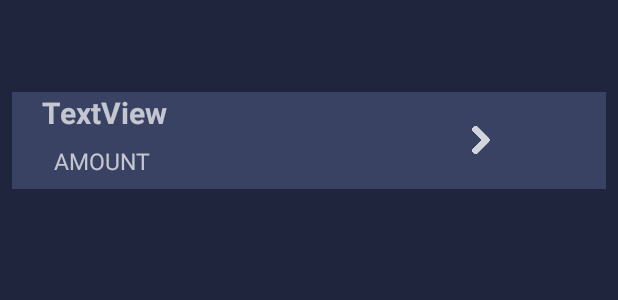
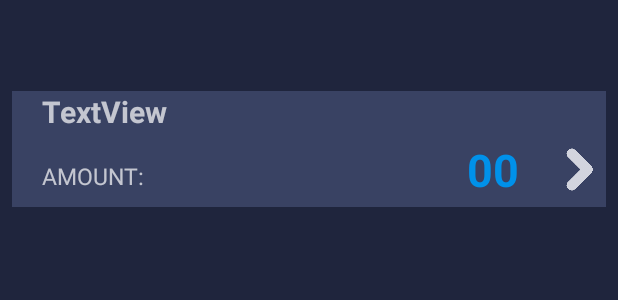
Before and after one commit to KornkamonS/Money, an Android app: the layout individual_my.xml on its own in the app's theme, with its tools: preview values and no code run, on a phone screen of 412 x 824 dp. Shown: the top 300 px of the screen. Run offline under Robolectric (Android 15) with nearby library versions, the phone set to English and light mode, and no system bars.

Commit message:
edit ui 1

```diff
--- a/app/src/main/java/tarikalovebird/money/MainActivity.java
+++ b/app/src/main/java/tarikalovebird/money/MainActivity.java
@@ -190,6 +190,7 @@ public class MainActivity extends AppCompatActivity
                         }
                     });
             alertDialog.show();
+            total.setText("0");
         }else  total.setText(String.format("%.2f", can));
         day.setText("เงินที่ควรเก็บในแต่ละวัน "+String.format("%.2f",target.getKeep())+" บาท");
 
--- a/app/src/main/java/tarikalovebird/money/Summary/IncomeDayFragment.java
+++ b/app/src/main/java/tarikalovebird/money/Summary/IncomeDayFragment.java
@@ -152,10 +152,10 @@ public class IncomeDayFragment extends Fragment {
             graph.getViewport().setMinY(min);
             graph.getViewport().setMinX(0);
             graph.getViewport().setMaxX(reportList.size());
-             /*graph.getViewport().setScrollable(true);
+            graph.getViewport().setScrollable(true);
             graph.getViewport().setScrollableY(true);
-            graph.getViewport().setScalable(true);
-            graph.getViewport().setScalableY(true);*/
+             graph.getViewport().setScalable(true);
+            graph.getViewport().setScalableY(true);
             series.setDrawValuesOnTop(true);
             series.setValuesOnTopSize(40);
             series.setValuesOnTopColor(getContext().getResources().getColor(R.color.text));
--- a/app/src/main/java/tarikalovebird/money/Summary/IncomeMonthFragment.java
+++ b/app/src/main/java/tarikalovebird/money/Summary/IncomeMonthFragment.java
@@ -149,10 +149,10 @@ public class IncomeMonthFragment extends Fragment implements SimpleDatePickerDia
             graph.getViewport().setMinY(min);
             graph.getViewport().setMinX(0);
             graph.getViewport().setMaxX(reportList.size());
-            /*graph.getViewport().setScrollable(true);
+            graph.getViewport().setScrollable(true);
             graph.getViewport().setScrollableY(true);
             graph.getViewport().setScalable(true);
-            graph.getViewport().setScalableY(true); */
+            graph.getViewport().setScalableY(true);
             series.setDrawValuesOnTop(true);
             series.setValuesOnTopSize(40);
             series.setValuesOnTopColor(getContext().getResources().getColor(R.color.text));
--- a/app/src/main/java/tarikalovebird/money/Summary/IncomeYearFragment.java
+++ b/app/src/main/java/tarikalovebird/money/Summary/IncomeYearFragment.java
@@ -175,10 +175,10 @@ public class IncomeYearFragment extends Fragment {
             graph.getViewport().setMinY(min);
             graph.getViewport().setMinX(0);
             graph.getViewport().setMaxX(reportList.size());
-            /*graph.getViewport().setScrollable(true);
+            graph.getViewport().setScrollable(true);
             graph.getViewport().setScrollableY(true);
             graph.getViewport().setScalable(true);
-            graph.getViewport().setScalableY(true);*/
+            graph.getViewport().setScalableY(true);
             series.setDrawValuesOnTop(true);
             series.setValuesOnTopSize(40);
             series.setValuesOnTopColor(getContext().getResources().getColor(R.color.text));
--- a/app/src/main/java/tarikalovebird/money/Summary/OutcomeDayFragment.java
+++ b/app/src/main/java/tarikalovebird/money/Summary/OutcomeDayFragment.java
@@ -157,10 +157,10 @@ public class OutcomeDayFragment extends Fragment {
             graph.getViewport().setMinY(min);
             graph.getViewport().setMinX(0);
             graph.getViewport().setMaxX(reportList.size());
-             /*graph.getViewport().setScrollable(true);
+            graph.getViewport().setScrollable(true);
             graph.getViewport().setScrollableY(true);
             graph.getViewport().setScalable(true);
-            graph.getViewport().setScalableY(true);*/
+            graph.getViewport().setScalableY(true);
             series.setDrawValuesOnTop(true);
             series.setValuesOnTopSize(40);
             series.setValuesOnTopColor(getContext().getResources().getColor(R.color.text));
--- a/app/src/main/java/tarikalovebird/money/Summary/OutcomeMonthFragment.java
+++ b/app/src/main/java/tarikalovebird/money/Summary/OutcomeMonthFragment.java
@@ -154,10 +154,10 @@ public class OutcomeMonthFragment extends Fragment
             graph.getViewport().setMinY(min);
             graph.getViewport().setMinX(0);
             graph.getViewport().setMaxX(reportList.size());
-            /*graph.getViewport().setScrollable(true);
+            graph.getViewport().setScrollable(true);
             graph.getViewport().setScrollableY(true);
             graph.getViewport().setScalable(true);
-            graph.getViewport().setScalableY(true); */
+            graph.getViewport().setScalableY(true);
             series.setDrawValuesOnTop(true);
             series.setValuesOnTopSize(40);
             series.setValuesOnTopColor(getContext().getResources().getColor(R.color.text));
--- a/app/src/main/java/tarikalovebird/money/Summary/OutcomeYearFragment.java
+++ b/app/src/main/java/tarikalovebird/money/Summary/OutcomeYearFragment.java
@@ -176,10 +176,10 @@ public class OutcomeYearFragment extends Fragment {
             graph.getViewport().setMinY(min);
             graph.getViewport().setMinX(0);
             graph.getViewport().setMaxX(reportList.size());
-           /* graph.getViewport().setScrollable(true);
+            graph.getViewport().setScrollable(true);
             graph.getViewport().setScrollableY(true);
             graph.getViewport().setScalable(true);
-            graph.getViewport().setScalableY(true);*/
+            graph.getViewport().setScalableY(true);
             series.setDrawValuesOnTop(true);
             series.setValuesOnTopSize(40);
             series.setValuesOnTopColor(getContext().getResources().getColor(R.color.text));
--- a/app/src/main/java/tarikalovebird/money/Summary/SummaryDayFragment.java
+++ b/app/src/main/java/tarikalovebird/money/Summary/SummaryDayFragment.java
@@ -155,10 +155,10 @@ public class SummaryDayFragment extends Fragment {
             graph.getViewport().setMaxY(max);
             graph.getViewport().setMinX(0);
             graph.getViewport().setMaxX(reportList.size());
-           /* graph.getViewport().setScrollable(true);
+            graph.getViewport().setScrollable(true);
             graph.getViewport().setScrollableY(true);
             graph.getViewport().setScalable(true);
-            graph.getViewport().setScalableY(true);*/
+            graph.getViewport().setScalableY(true);
             series.setDrawValuesOnTop(true);
             series.setValuesOnTopSize(40);
             series.setValuesOnTopColor(getContext().getResources().getColor(R.color.text));
--- a/app/src/main/java/tarikalovebird/money/Summary/SummaryMonthFragment.java
+++ b/app/src/main/java/tarikalovebird/money/Summary/SummaryMonthFragment.java
@@ -154,10 +154,10 @@ public class SummaryMonthFragment extends Fragment
             graph.getViewport().setMinY(min);
             graph.getViewport().setMinX(0);
             graph.getViewport().setMaxX(reportList.size());
-            /*graph.getViewport().setScrollable(true);
+            graph.getViewport().setScrollable(true);
             graph.getViewport().setScrollableY(true);
             graph.getViewport().setScalable(true);
-            graph.getViewport().setScalableY(true); */
+            graph.getViewport().setScalableY(true);
             series.setDrawValuesOnTop(true);
             series.setValuesOnTopSize(40);
             series.setValuesOnTopColor(getContext().getResources().getColor(R.color.text));
--- a/app/src/main/java/tarikalovebird/money/Summary/SummaryYearFragment.java
+++ b/app/src/main/java/tarikalovebird/money/Summary/SummaryYearFragment.java
@@ -167,10 +167,10 @@ public class SummaryYearFragment extends Fragment  {
             graph.getViewport().setMinY(min);
             graph.getViewport().setMinX(0);
              graph.getViewport().setMaxX(reportList.size());
-           /* graph.getViewport().setScrollable(true);
+            graph.getViewport().setScrollable(true);
             graph.getViewport().setScrollableY(true);
             graph.getViewport().setScalable(true);
-            graph.getViewport().setScalableY(true);*/
+            graph.getViewport().setScalableY(true);
             series.setDrawValuesOnTop(true);
             series.setValuesOnTopSize(40);
             series.setValuesOnTopColor(getContext().getResources().getColor(R.color.text));
--- a/app/src/main/res/layout/individual_my.xml
+++ b/app/src/main/res/layout/individual_my.xml
@@ -26,71 +26,50 @@
         app:layout_constraintTop_toTopOf="parent"
         app:layout_constraintVertical_bias="0.072">
 
-        <GridLayout
-
+        <LinearLayout
             android:layout_width="wrap_content"
-            android:layout_height="wrap_content">
-
-            <LinearLayout
-                android:layout_width="match_parent"
             android:layout_height="wrap_content"
-                android:layout_weight="1"
             android:orientation="vertical"
 
             android:paddingStart="20dp">
 
             <TextView
-                    android:id="@+id/list_Id"
+                android:id="@+id/nameR"
                 android:layout_width="match_parent"
                 android:layout_height="wrap_content"
-                    android:layout_weight="1"
-                    android:visibility="gone" />
-
-                <TextView
-                    android:id="@+id/nameR"
-                    android:layout_width="wrap_content"
-                    android:layout_height="wrap_content"
-                    android:layout_weight="1"
                 android:gravity="center_vertical"
                 android:text="TextView"
                 android:textSize="20sp"
                 android:textStyle="bold" />
 
             <LinearLayout
+
                 android:layout_width="match_parent"
-                    android:layout_height="wrap_content"
-                    android:layout_marginBottom="8dp"
-                    android:layout_marginEnd="8dp"
-                    android:layout_marginLeft="8dp"
-                    android:layout_marginRight="8dp"
-                    android:layout_marginStart="8dp"
-                    android:layout_marginTop="8dp"
-                    android:layout_weight="1"
+                android:layout_height="match_parent"
+                android:orientation="horizontal">
+
+                <LinearLayout
+                    android:layout_width="0dp"
+                    android:layout_weight="0.9"
+                    android:layout_height="match_parent"
                     android:orientation="horizontal">
 
                     <TextView
                         android:id="@+id/textView9"
                         android:layout_width="wrap_content"
-                        android:layout_height="wrap_content"
-                        android:layout_weight="1"
-                        android:gravity="start"
+                        android:layout_height="40dp"
+                        android:gravity="start|bottom"
                         android:text="AMOUNT: "
                         android:textSize="15sp" />
 
-                </LinearLayout>
-
-            </LinearLayout>
-
-        </GridLayout>
-
                     <TextView
                         android:id="@+id/amountR"
-            android:layout_width="match_parent"
-            android:layout_height="match_parent"
-            android:layout_gravity="left"
-            android:layout_marginEnd="10dp"
+                        android:layout_width="fill_parent"
+                        android:layout_height="wrap_content"
+                        android:layout_gravity="right|center_vertical"
+                        android:layout_marginEnd="20dp"
                         android:layout_weight="1"
-            android:gravity="end|center_vertical"
+                        android:gravity="right|center_vertical"
                         android:paddingLeft="6dip"
                         android:text="00"
                         android:textColor="@color/in"
@@ -98,13 +77,27 @@
                         android:textStyle="bold"
                         tools:ignore="RtlSymmetry" />
 
+                </LinearLayout>
+
                 <ImageView
                     android:id="@+id/imageView8"
-            android:layout_width="wrap_content"
-            android:layout_height="25dp"
+                    android:layout_width="0dp"
+                    android:layout_height="50dp"
                     android:layout_gravity="center_vertical|end"
+                    android:layout_weight="0.1"
                     app:srcCompat="@drawable/next" />
 
             </LinearLayout>
 
+            <TextView
+                android:id="@+id/list_Id"
+                android:layout_width="match_parent"
+                android:layout_height="wrap_content"
+                android:visibility="gone" />
+
+        </LinearLayout>
+
+
+    </LinearLayout>
+
 </android.support.constraint.ConstraintLayout>
```
Also changed, not shown: app/src/main/res/layout/view_list_entry.xml (+8 -4 lines), 1 other file. Lines whose indentation alone changed are shown as unchanged.
